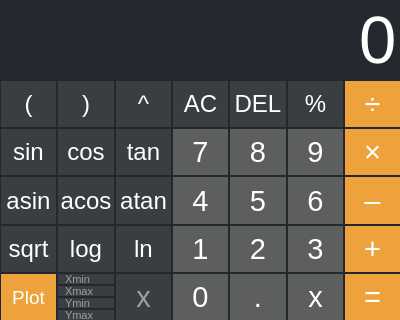
Before: the Qt Designer form src/app/mainwindow.ui in bansheewaltz/c-graphing-calculator, drawn with Qt 5.
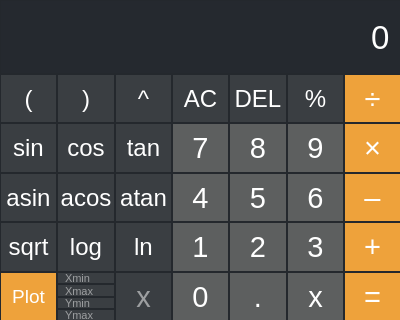
After: the same form once the commit is applied. Custom widgets are drawn as their Qt base class.

Commit message: src:app:ui: decrease font size of display string so the error message is fit inside

Diff of the .ui file:
```diff
--- a/src/app/mainwindow.ui
+++ b/src/app/mainwindow.ui
@@ -80,7 +80,7 @@
        </property>
        <property name="font">
         <font>
-         <pointsize>50</pointsize>
+         <pointsize>25</pointsize>
          <kerning>true</kerning>
         </font>
        </property>
@@ -89,6 +89,7 @@
   background-color: rgb(37, 41, 47);
   color: white; 
   border: 1px solid rgb(36, 40, 45);
+  padding-right: 7px;
 }</string>
        </property>
        <property name="text">
```
